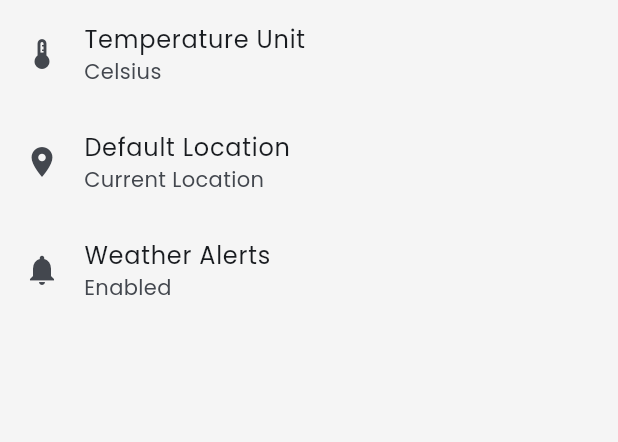
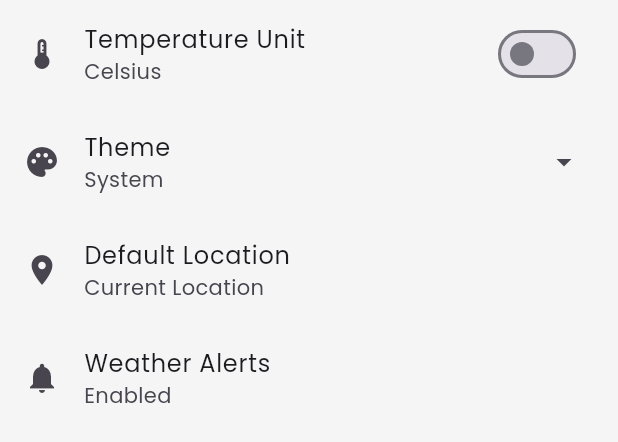
Before and after one commit to adahaggarwal/debound, a Flutter app: the SettingsBottomSheet widget shown alone on an empty page, opened directly, on a phone screen of 412 x 824 dp. Shown: the top 442 px of the screen. Run offline on Flutter 3.47's test engine with Material 3 defaults, Android fonts, the phone set to English and light mode, and no system bars; our stand-ins replace connectivity_plus, dio, equatable, flutter_bloc, geocoding, geolocator and 3 more; accounts and stored records are empty; network calls fail.

Commit message:
Color scheme changed + ui improved

```diff
--- a/lib/core/constants/app_colors.dart
+++ b/lib/core/constants/app_colors.dart
@@ -2,9 +2,9 @@ import 'package:flutter/material.dart';
 
 class AppColors {
   // Primary Colors
-  static const Color primary = Color(0xFF2196F3);
-  static const Color primaryDark = Color(0xFF1976D2);
-  static const Color primaryLight = Color(0xFF64B5F6);
+  static const Color primary = Color(0xFF6A5ACD);
+  static const Color primaryDark = Color(0xFF483D8B);
+  static const Color primaryLight = Color(0xFF9370DB);
 
   // Secondary Colors
   static const Color secondary = Color(0xFF03DAC6);
--- a/lib/core/constants/app_theme.dart
+++ b/lib/core/constants/app_theme.dart
@@ -19,7 +19,8 @@ class AppTheme {
     ),
 
     cardTheme: CardTheme(
-      elevation: 4,
+      elevation: 8,
+      shadowColor: Colors.black.withOpacity(0.1),
       shape: RoundedRectangleBorder(
         borderRadius: BorderRadius.circular(16),
       ),
@@ -28,7 +29,8 @@ class AppTheme {
 
     elevatedButtonTheme: ElevatedButtonThemeData(
       style: ElevatedButton.styleFrom(
-        elevation: 4,
+        elevation: 8,
+        shadowColor: Colors.black.withOpacity(0.2),
         padding: const EdgeInsets.symmetric(horizontal: 32, vertical: 16),
         shape: RoundedRectangleBorder(
           borderRadius: BorderRadius.circular(12),
@@ -84,7 +86,8 @@ class AppTheme {
     ),
 
     cardTheme: CardTheme(
-      elevation: 4,
+      elevation: 8,
+      shadowColor: Colors.black.withOpacity(0.2),
       shape: RoundedRectangleBorder(
         borderRadius: BorderRadius.circular(16),
       ),
@@ -93,7 +96,8 @@ class AppTheme {
 
     elevatedButtonTheme: ElevatedButtonThemeData(
       style: ElevatedButton.styleFrom(
-        elevation: 4,
+        elevation: 8,
+        shadowColor: Colors.black.withOpacity(0.3),
         padding: const EdgeInsets.symmetric(horizontal: 32, vertical: 16),
         shape: RoundedRectangleBorder(
           borderRadius: BorderRadius.circular(12),
--- /dev/null
+++ b/lib/core/services/settings_service.dart
@@ -0,0 +1,82 @@
+import 'package:shared_preferences/shared_preferences.dart';
+import '../constants/app_constants.dart';
+import '../utils/app_logger.dart';
+
+enum TemperatureUnit { celsius, fahrenheit }
+
+class SettingsService {
+  static SettingsService? _instance;
+  static SettingsService get instance {
+    _instance ??= SettingsService._();
+    return _instance!;
+  }
+
+  SettingsService._();
+
+  SharedPreferences? _prefs;
+
+  /// Initialize settings service
+  Future<void> initialize() async {
+    try {
+      _prefs = await SharedPreferences.getInstance();
+      AppLogger.logSuccess('SettingsService initialized');
+    } catch (e) {
+      AppLogger.logError('Failed to initialize SettingsService: $e');
+    }
+  }
+
+  /// Get temperature unit
+  TemperatureUnit getTemperatureUnit() {
+    if (_prefs == null) return TemperatureUnit.celsius;
+
+    final unitString = _prefs!.getString(AppConstants.temperatureUnitKey) ?? 'celsius';
+    return unitString == 'fahrenheit' ? TemperatureUnit.fahrenheit : TemperatureUnit.celsius;
+  }
+
+  /// Set temperature unit
+  Future<void> setTemperatureUnit(TemperatureUnit unit) async {
+    if (_prefs == null) await initialize();
+
+    final unitString = unit == TemperatureUnit.fahrenheit ? 'fahrenheit' : 'celsius';
+    await _prefs!.setString(AppConstants.temperatureUnitKey, unitString);
+    AppLogger.logInfo('Temperature unit set to: $unitString');
+  }
+
+  /// Get theme mode
+  String getThemeMode() {
+    if (_prefs == null) return 'system';
+    return _prefs!.getString(AppConstants.themeKey) ?? 'system';
+  }
+
+  /// Set theme mode
+  Future<void> setThemeMode(String mode) async {
+    if (_prefs == null) await initialize();
+
+    await _prefs!.setString(AppConstants.themeKey, mode);
+    AppLogger.logInfo('Theme mode set to: $mode');
+  }
+
+  /// Format temperature based on user preference
+  String formatTemperature(double celsius) {
+    final unit = getTemperatureUnit();
+
+    if (unit == TemperatureUnit.fahrenheit) {
+      final fahrenheit = (celsius * 9/5) + 32;
+      return '${fahrenheit.round()}°F';
+    } else {
+      return '${celsius.round()}°C';
+    }
+  }
+
+  /// Get temperature unit symbol
+  String getTemperatureUnitSymbol() {
+    final unit = getTemperatureUnit();
+    return unit == TemperatureUnit.fahrenheit ? '°F' : '°C';
+  }
+
+  /// Get temperature unit name
+  String getTemperatureUnitName() {
+    final unit = getTemperatureUnit();
+    return unit == TemperatureUnit.fahrenheit ? 'Fahrenheit' : 'Celsius';
+  }
+}
--- /dev/null
+++ b/lib/core/theme/theme_bloc.dart
@@ -0,0 +1,92 @@
+import 'package:flutter/material.dart';
+import 'package:flutter_bloc/flutter_bloc.dart';
+import 'package:equatable/equatable.dart';
+import '../services/settings_service.dart';
+
+// Events
+abstract class ThemeEvent extends Equatable {
+  const ThemeEvent();
+
+  @override
+  List<Object> get props => [];
+}
+
+class InitializeThemeEvent extends ThemeEvent {}
+
+class ChangeThemeEvent extends ThemeEvent {
+  final ThemeMode themeMode;
+
+  const ChangeThemeEvent(this.themeMode);
+
+  @override
+  List<Object> get props => [themeMode];
+}
+
+// States
+abstract class ThemeState extends Equatable {
+  const ThemeState();
+
+  @override
+  List<Object> get props => [];
+}
+
+class ThemeInitial extends ThemeState {}
+
+class ThemeLoaded extends ThemeState {
+  final ThemeMode themeMode;
+
+  const ThemeLoaded(this.themeMode);
+
+  @override
+  List<Object> get props => [themeMode];
+}
+
+// BLoC
+class ThemeBloc extends Bloc<ThemeEvent, ThemeState> {
+  ThemeBloc() : super(ThemeInitial()) {
+    on<InitializeThemeEvent>(_onInitializeTheme);
+    on<ChangeThemeEvent>(_onChangeTheme);
+  }
+
+  Future<void> _onInitializeTheme(
+    InitializeThemeEvent event,
+    Emitter<ThemeState> emit,
+  ) async {
+    final savedTheme = SettingsService.instance.getThemeMode();
+    ThemeMode themeMode = ThemeMode.system;
+
+    switch (savedTheme) {
+      case 'light':
+        themeMode = ThemeMode.light;
+        break;
+      case 'dark':
+        themeMode = ThemeMode.dark;
+        break;
+      default:
+        themeMode = ThemeMode.system;
+    }
+
+    emit(ThemeLoaded(themeMode));
+  }
+
+  Future<void> _onChangeTheme(
+    ChangeThemeEvent event,
+    Emitter<ThemeState> emit,
+  ) async {
+    String themeModeString = 'system';
+
+    switch (event.themeMode) {
+      case ThemeMode.light:
+        themeModeString = 'light';
+        break;
+      case ThemeMode.dark:
+        themeModeString = 'dark';
+        break;
+      default:
+        themeModeString = 'system';
+    }
+
+    await SettingsService.instance.setThemeMode(themeModeString);
+    emit(ThemeLoaded(event.themeMode));
+  }
+}
--- a/lib/core/utils/weather_utils.dart
+++ b/lib/core/utils/weather_utils.dart
@@ -1,5 +1,6 @@
 import 'package:flutter/material.dart';
 import '../constants/app_colors.dart';
+import '../services/settings_service.dart';
 
 class WeatherUtils {
   static IconData getWeatherIcon(String condition) {
@@ -93,7 +94,7 @@ class WeatherUtils {
   }
 
   static String formatTemperature(double temperature) {
-    return '${temperature.round()}°C';
+    return SettingsService.instance.formatTemperature(temperature);
   }
 
   static String formatWindSpeed(double speed) {
--- a/lib/features/news/presentation/bloc/news_bloc.dart
+++ b/lib/features/news/presentation/bloc/news_bloc.dart
@@ -71,11 +71,13 @@ class NewsLoadingState extends NewsState {}
 class NewsLoadedState extends NewsState {
   final List<NewsArticle> articles;
   final bool isSavedArticlesView;
+  final DateTime timestamp;
 
-  const NewsLoadedState(this.articles, {this.isSavedArticlesView = false});
+  NewsLoadedState(this.articles, {this.isSavedArticlesView = false})
+      : timestamp = DateTime.now();
 
   @override
-  List<Object> get props => [articles, isSavedArticlesView];
+  List<Object> get props => [articles, isSavedArticlesView, timestamp];
 }
 
 class NewsSavedState extends NewsState {
@@ -351,7 +353,7 @@ class NewsBloc extends Bloc<NewsEvent, NewsState> {
       if (success) {
         AppLogger.logSuccess('Article saved successfully');
 
-        // Trigger a rebuild by re-emitting the current state
+        // Force a rebuild by emitting a new state with timestamp
         final currentState = state;
         if (currentState is NewsLoadedState) {
           emit(NewsLoadedState(
@@ -385,7 +387,7 @@ class NewsBloc extends Bloc<NewsEvent, NewsState> {
         if (currentState is NewsLoadedState && currentState.isSavedArticlesView) {
           add(GetSavedArticlesEvent());
         } else if (currentState is NewsLoadedState) {
-          // Trigger a rebuild by re-emitting the current state
+          // Force a rebuild by emitting a new state with timestamp
           emit(NewsLoadedState(
             currentState.articles,
             isSavedArticlesView: currentState.isSavedArticlesView,
--- a/lib/features/weather/presentation/pages/weather_page.dart
+++ b/lib/features/weather/presentation/pages/weather_page.dart
@@ -9,6 +9,8 @@ import '../../../../shared/widgets/custom_bottom_sheet.dart';
 import '../../../../core/utils/app_logger.dart';
 import '../../../../shared/widgets/location_permission_dialog.dart';
 import '../../../../core/services/location_service.dart';
+import '../../../../core/services/settings_service.dart';
+import '../../../../core/theme/theme_bloc.dart';
 
 class WeatherPage extends StatefulWidget {
   const WeatherPage({super.key});
@@ -27,7 +29,7 @@ class _WeatherPageState extends State<WeatherPage> {
   Widget build(BuildContext context) {
     return Scaffold(
       appBar: AppBar(
-        title: const Text('Weather'),
+        title: const Text('Weather Updates'),
         centerTitle: true,
         backgroundColor: AppColors.primary,
         foregroundColor: Colors.white,
@@ -78,14 +80,7 @@ class _WeatherPageState extends State<WeatherPage> {
               }
             },
           ),
-          IconButton(
-            icon: const Icon(Icons.bug_report),
-            onPressed: () {
-              AppLogger.logInfo('Testing API keys...');
-              context.read<WeatherBloc>().add(TestApiKeysEvent());
-            },
-            tooltip: 'Test API Keys',
-          ),
+
           IconButton(
             icon: const Icon(Icons.settings),
             onPressed: () {
@@ -162,9 +157,14 @@ class _WeatherPageState extends State<WeatherPage> {
         borderRadius: BorderRadius.circular(20),
         boxShadow: [
           BoxShadow(
+            color: Colors.black.withOpacity(0.15),
+            blurRadius: 15,
+            offset: const Offset(0, 8),
+          ),
+          BoxShadow(
             color: Colors.black.withOpacity(0.1),
-            blurRadius: 10,
-            offset: const Offset(0, 5),
+            blurRadius: 30,
+            offset: const Offset(0, 15),
           ),
         ],
       ),
@@ -224,7 +224,8 @@ class _WeatherPageState extends State<WeatherPage> {
 
   Widget _buildWeatherDetailsCard(WeatherLoadedState state) {
     return Card(
-      elevation: 4,
+      elevation: 8,
+      shadowColor: Colors.black.withOpacity(0.1),
       shape: RoundedRectangleBorder(borderRadius: BorderRadius.circular(16)),
       child: Padding(
         padding: const EdgeInsets.all(20),
@@ -307,7 +308,8 @@ class _WeatherPageState extends State<WeatherPage> {
 
   Widget _buildForecastCard(WeatherLoadedState state) {
     return Card(
-      elevation: 4,
+      elevation: 8,
+      shadowColor: Colors.black.withOpacity(0.1),
       shape: RoundedRectangleBorder(borderRadius: BorderRadius.circular(16)),
       child: Padding(
         padding: const EdgeInsets.all(20),
@@ -452,7 +454,8 @@ class _WeatherPageState extends State<WeatherPage> {
 
   Widget _buildMultipleCitiesCard(WeatherLoadedState state) {
     return Card(
-      elevation: 4,
+      elevation: 8,
+      shadowColor: Colors.black.withOpacity(0.1),
       shape: RoundedRectangleBorder(borderRadius: BorderRadius.circular(16)),
       child: Padding(
         padding: const EdgeInsets.all(20),
@@ -586,35 +589,124 @@ class _WeatherPageState extends State<WeatherPage> {
   }
 }
 
-// Placeholder classes for the SettingsBottomSheet and AddCityBottomSheet
-class SettingsBottomSheet extends StatelessWidget {
+// Settings Bottom Sheet
+class SettingsBottomSheet extends StatefulWidget {
   const SettingsBottomSheet({super.key});
 
+  @override
+  State<SettingsBottomSheet> createState() => _SettingsBottomSheetState();
+}
+
+class _SettingsBottomSheetState extends State<SettingsBottomSheet> {
   @override
   Widget build(BuildContext context) {
     return Column(
       mainAxisSize: MainAxisSize.min,
       children: [
+        // Temperature Unit Setting
         ListTile(
           leading: const Icon(Icons.thermostat),
           title: const Text('Temperature Unit'),
-          subtitle: const Text('Celsius'),
-          onTap: () {},
+          subtitle: Text(SettingsService.instance.getTemperatureUnitName()),
+          trailing: Switch(
+            value: SettingsService.instance.getTemperatureUnit() == TemperatureUnit.fahrenheit,
+            onChanged: (value) async {
+              final unit = value ? TemperatureUnit.fahrenheit : TemperatureUnit.celsius;
+              await SettingsService.instance.setTemperatureUnit(unit);
+              setState(() {});
+
+              // Show a snackbar to indicate the change
+              ScaffoldMessenger.of(context).showSnackBar(
+                SnackBar(
+                  content: Text('Temperature unit changed to ${SettingsService.instance.getTemperatureUnitName()}'),
+                  duration: const Duration(seconds: 2),
+                ),
+              );
+            },
+          ),
         ),
+
+        // Theme Setting
+        BlocBuilder<ThemeBloc, ThemeState>(
+          builder: (context, state) {
+            ThemeMode currentTheme = ThemeMode.system;
+            if (state is ThemeLoaded) {
+              currentTheme = state.themeMode;
+            }
+
+            return ListTile(
+              leading: const Icon(Icons.palette),
+              title: const Text('Theme'),
+              subtitle: Text(_getThemeDisplayName(currentTheme)),
+              trailing: PopupMenuButton<ThemeMode>(
+                onSelected: (ThemeMode mode) {
+                  context.read<ThemeBloc>().add(ChangeThemeEvent(mode));
+                },
+                itemBuilder: (context) => [
+                  const PopupMenuItem(
+                    value: ThemeMode.system,
+                    child: Text('System'),
+                  ),
+                  const PopupMenuItem(
+                    value: ThemeMode.light,
+                    child: Text('Light'),
+                  ),
+                  const PopupMenuItem(
+                    value: ThemeMode.dark,
+                    child: Text('Dark'),
+                  ),
+                ],
+                child: const Icon(Icons.arrow_drop_down),
+              ),
+            );
+          },
+        ),
+
+        // Location Setting
         ListTile(
           leading: const Icon(Icons.location_on),
           title: const Text('Default Location'),
           subtitle: const Text('Current Location'),
-          onTap: () {},
+          onTap: () {
+            Navigator.pop(context);
+            ScaffoldMessenger.of(context).showSnackBar(
+              const SnackBar(
+                content: Text('Location settings feature coming soon!'),
+                duration: Duration(seconds: 2),
+              ),
+            );
+          },
         ),
+
+        // Weather Alerts Setting
         ListTile(
           leading: const Icon(Icons.notifications),
           title: const Text('Weather Alerts'),
           subtitle: const Text('Enabled'),
-          onTap: () {},
+          onTap: () {
+            Navigator.pop(context);
+            ScaffoldMessenger.of(context).showSnackBar(
+              const SnackBar(
+                content: Text('Weather alerts feature coming soon!'),
+                duration: Duration(seconds: 2),
+              ),
+            );
+          },
         ),
       ],
     );
+  }
+
+  String _getThemeDisplayName(ThemeMode mode) {
+    switch (mode) {
+      case ThemeMode.light:
+        return 'Light';
+      case ThemeMode.dark:
+        return 'Dark';
+      case ThemeMode.system:
+      default:
+        return 'System';
+    }
   }
 }
 
```
Also changed, not shown: lib/features/news/presentation/pages/news_page.dart (+3 -10 lines), lib/main.dart (+23 -7 lines).
